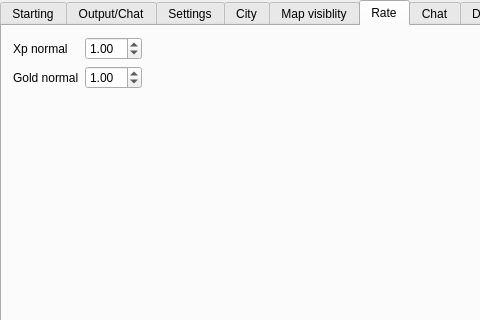
Before: the Qt Designer form server/MainWindow.ui in alphaonex86/CatchChallenger, drawn with Qt 5; both pictures show x 0 to 480 and y 0 to 320 of the 800 by 600 pixel window.
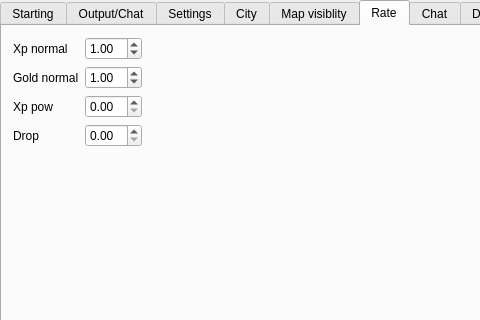
After: the same form once the commit is applied. The open tabs and pages were chosen to show the change. Icons and pictures are not drawn.

Commit message: [Clean] Drop and xp_rate, mostly on server and protocol

```diff
--- a/server/MainWindow.ui
+++ b/server/MainWindow.ui
@@ -720,6 +720,26 @@
           </property>
          </widget>
         </item>
+        <item row="2" column="0">
+         <widget class="QLabel" name="label_33">
+          <property name="text">
+           <string>Xp pow</string>
+          </property>
+         </widget>
+        </item>
+        <item row="3" column="0">
+         <widget class="QLabel" name="label_34">
+          <property name="text">
+           <string>Drop</string>
+          </property>
+         </widget>
+        </item>
+        <item row="2" column="1">
+         <widget class="QDoubleSpinBox" name="rates_xp_pow_normal"/>
+        </item>
+        <item row="3" column="1">
+         <widget class="QDoubleSpinBox" name="rates_drop_normal"/>
+        </item>
        </layout>
       </widget>
       <widget class="QWidget" name="chat">
```
Left out of the diff: 2 changed lines with no effect on the pictures. The commit also changes 9 other files.
